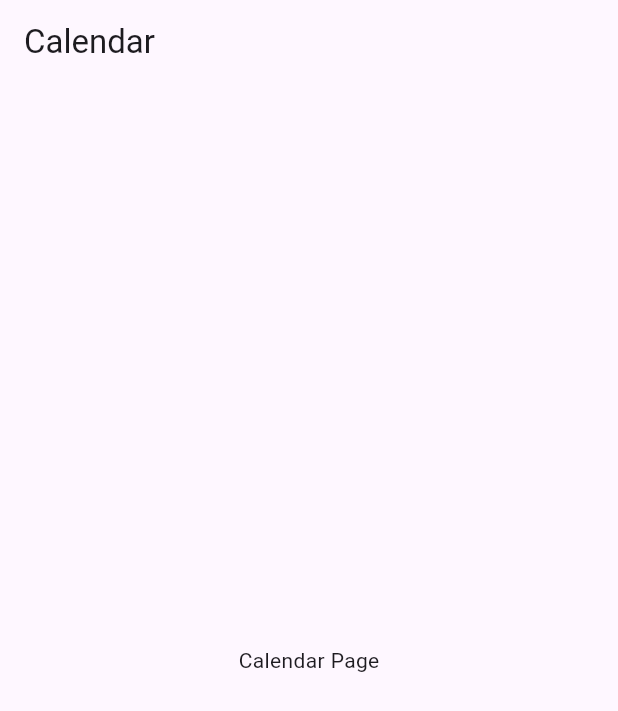
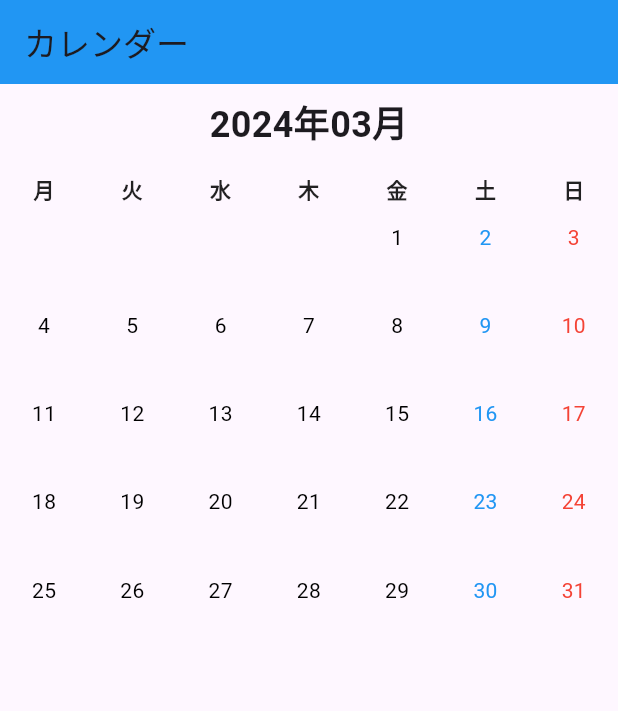
Before and after one commit to hashimo000/Calendar_App, a Flutter app: the screen it shows after launch, on a phone screen of 412 x 824 dp. Shown: the top 711 px of the screen. Run offline on Flutter 3.47's test engine with Material 3 defaults, Android fonts, the phone set to English and light mode, and no system bars; our stand-ins replace flutter_riverpod.

```diff
--- a/lib/Calendar/Calendar.dart
+++ b/lib/Calendar/Calendar.dart
@@ -1,16 +1,102 @@
 import 'package:flutter/material.dart';
-
-class CalendarPage extends StatelessWidget {
+import 'package:flutter_riverpod/flutter_riverpod.dart';
+import 'package:intl/intl.dart';
+class CalendarPage extends ConsumerWidget {
   const CalendarPage({Key? key}) : super(key: key);
 
   @override
-  Widget build(BuildContext context) {
+  Widget build(BuildContext context, WidgetRef ref) {
+    // 現在の日付を取得
+    DateTime now = DateTime.now();
+    // 月の最初の日を取得,当然１だけど
+    DateTime firstDayOfMonth = DateTime(now.year, now.month, 1);
+    // その月の最終日の数を取得
+    int lastDay = DateTime(now.year, now.month + 1, 1).add(Duration(days: -1)).day;
+    debugPrint((lastDay).toString());
+
+    // 月の最終日を取得
+    DateTime lastDayOfMonth = DateTime(now.year, now.month, lastDay);
+    List<String> weekDay = ["月", "火", "水", "木", "金", "土", "日"];
+
+    // 月の最初の日が何曜日かを取得します (1: 月曜日, 7: 日曜日)
+    int weekDayOfFirstDay = firstDayOfMonth.weekday;
+
+    // カレンダーの日付ウィジェットを生成
+    List<Widget> getDayWidgets() {
+      List<Widget> dayWidgets = [];
+
+      // 月の最初の日の曜日に応じて空のボックスを追加する。最初の日が水曜日の場合、月曜日と火曜日のボックスを追加
+      for (int i = 0; i < weekDayOfFirstDay-1; i++) {
+        dayWidgets.add(Container());
+      }
+      // 1日から月の最終日までの日付を追加
+for (int i = 1; i <= lastDay; i++) {
+  DateTime date = DateTime(now.year, now.month, i);
+  String dateString = DateFormat('yyyy-MM-dd').format(date);
+  Color textColor = Colors.black; // デフォルトのテキスト色
+
+  // 土曜日は青色、日曜日は赤色
+  if (date.weekday == DateTime.sunday) {
+    textColor = Colors.red;
+  } else if (date.weekday == DateTime.saturday) {
+    textColor = Colors.blue;
+  }
+
+
+  dayWidgets.add(Container(
+    padding: const EdgeInsets.all(4.0),
+    child: Text(
+      '$i',
+      textAlign: TextAlign.center,
+      style: TextStyle(color: textColor),
+    ),
+  ));
+}
+
+
+
+      return dayWidgets;
+    }
+
     return Scaffold(
       appBar: AppBar(
-        title: const Text('Calendar'),
+        title: Text('カレンダー'),
+        backgroundColor: Colors.blue,
       ),
-      body: const Center(
-        child: Text('Calendar Page'),
+      body: Column(
+        children: [
+          Align(
+            alignment: Alignment.topCenter,
+            child: Container(
+              padding: const EdgeInsets.symmetric(vertical: 8.0),
+              child: Text(
+                DateFormat("yyyy年MM月").format(now),
+                style: const TextStyle(fontSize: 24, fontWeight: FontWeight.bold),
+              ),
+            ),
+          ),
+          Row(
+            children: [
+              for (var i = 0; i < 7; i++)
+                Expanded(
+                  child: Container(
+                    padding: const EdgeInsets.all(8),
+                    child: Text(
+                      weekDay[i],
+                      textAlign: TextAlign.center,
+                      style: const TextStyle(color: Colors.black87, fontWeight: FontWeight.bold),
+                    ),
+                  ),
+                ),
+            ],
+          ),
+          Expanded(
+            child: GridView.count(
+              crossAxisCount: 7,
+              children: getDayWidgets(),
+            ),
+          ),
+        ],
       ),
     );
   }
--- a/lib/main.dart
+++ b/lib/main.dart
@@ -1,5 +1,5 @@
 import 'package:flutter/material.dart';
-import 'package:calendar/Calendar/Calendar.dart';
+import 'package:calendar/Calendar/calendar.dart';
 void main() {
   runApp((MyApp()),);
 }
```
Also changed, not shown: pubspec.yaml (+3 -66 lines), lib/Calendar/holiday.dart (added), pubspec.lock.
